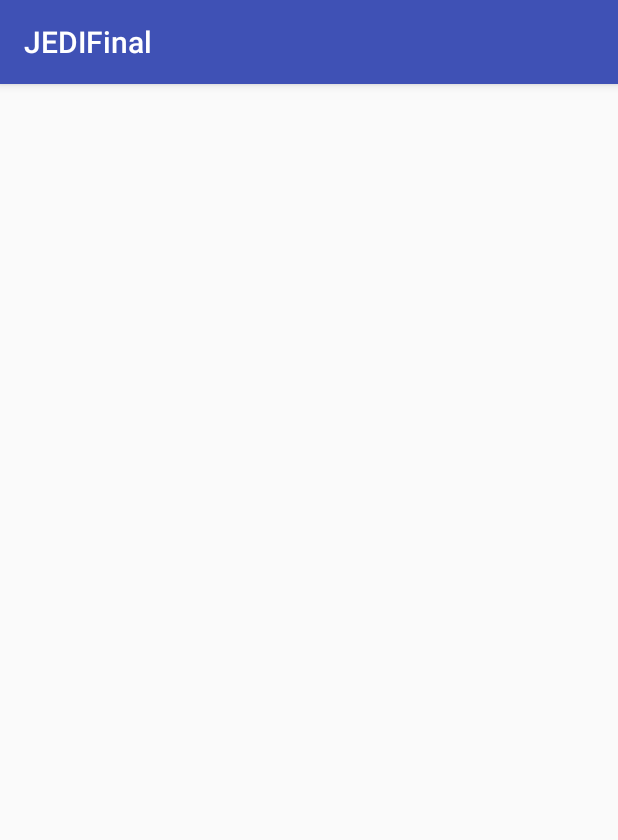
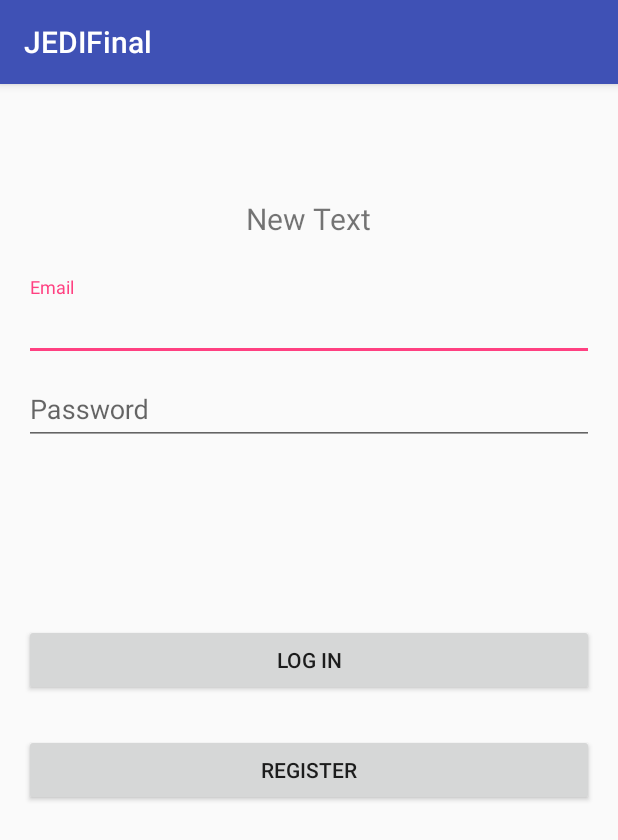
Before and after one commit to vMASg/JEDIFinal, an Android app: the screen it shows after launch (LoginActivity), on a phone screen of 412 x 824 dp. Shown: the top 840 px of the screen. Run offline under Robolectric (Android 15) with nearby library versions, the phone set to English and light mode, and no system bars.

Commit message:
Basic layout for login

```diff
--- a/app/src/main/res/layout/activity_login.xml
+++ b/app/src/main/res/layout/activity_login.xml
@@ -9,4 +9,78 @@
     android:paddingTop="@dimen/activity_vertical_margin"
     tools:context="com.example.victor.jedifinal.login.LoginActivity">
 
+    <TextView
+        android:layout_width="wrap_content"
+        android:layout_height="wrap_content"
+        android:text="New Text"
+        android:id="@+id/textView"
+        android:layout_alignParentTop="true"
+        android:layout_centerHorizontal="true"
+        android:layout_marginTop="60dp"
+        android:textSize="20sp" />
+
+    <LinearLayout
+        android:orientation="vertical"
+        android:layout_width="match_parent"
+        android:layout_height="wrap_content"
+        android:id="@+id/linearLayout"
+        android:layout_below="@+id/textView"
+        android:layout_centerHorizontal="true"
+        android:layout_marginTop="25dp">
+
+        <android.support.design.widget.TextInputLayout
+            android:layout_width="match_parent"
+            android:layout_height="wrap_content" >
+
+            <EditText
+                android:layout_width="match_parent"
+                android:layout_height="wrap_content"
+                android:id="@+id/editText"
+                android:hint="@string/login_email"
+                android:layout_weight="1" />
+
+        </android.support.design.widget.TextInputLayout>
+
+        <android.support.design.widget.TextInputLayout
+            android:layout_width="match_parent"
+            android:layout_height="wrap_content" >
+
+            <EditText
+                android:layout_width="match_parent"
+                android:layout_height="wrap_content"
+                android:inputType="textPassword"
+                android:ems="10"
+                android:id="@+id/editText2"
+                android:hint="@string/login_password"
+                android:layout_weight="1" />
+
+        </android.support.design.widget.TextInputLayout>
+
+    </LinearLayout>
+
+    <Button
+        style="?android:attr/buttonStyleSmall"
+        android:layout_width="wrap_content"
+        android:layout_height="wrap_content"
+        android:text="@string/login_login"
+        android:id="@+id/button"
+        android:layout_centerVertical="true"
+        android:layout_alignParentLeft="true"
+        android:layout_alignParentStart="true"
+        android:layout_alignRight="@+id/linearLayout"
+        android:layout_alignEnd="@+id/linearLayout" />
+
+    <Button
+        style="?android:attr/buttonStyleSmall"
+        android:layout_width="wrap_content"
+        android:layout_height="wrap_content"
+        android:text="@string/login_register"
+        android:id="@+id/button2"
+        android:layout_marginTop="25dp"
+        android:layout_below="@+id/button"
+        android:layout_alignParentRight="true"
+        android:layout_alignParentEnd="true"
+        android:layout_alignParentLeft="true"
+        android:layout_alignParentStart="true" />
+
 </RelativeLayout>
--- a/app/src/main/res/values/strings.xml
+++ b/app/src/main/res/values/strings.xml
@@ -1,3 +1,7 @@
 <resources>
     <string name="app_name">JEDIFinal</string>
+    <string name="login_register">Register</string>
+    <string name="login_login">Log in</string>
+    <string name="login_email">Email</string>
+    <string name="login_password">Password</string>
 </resources>
```
